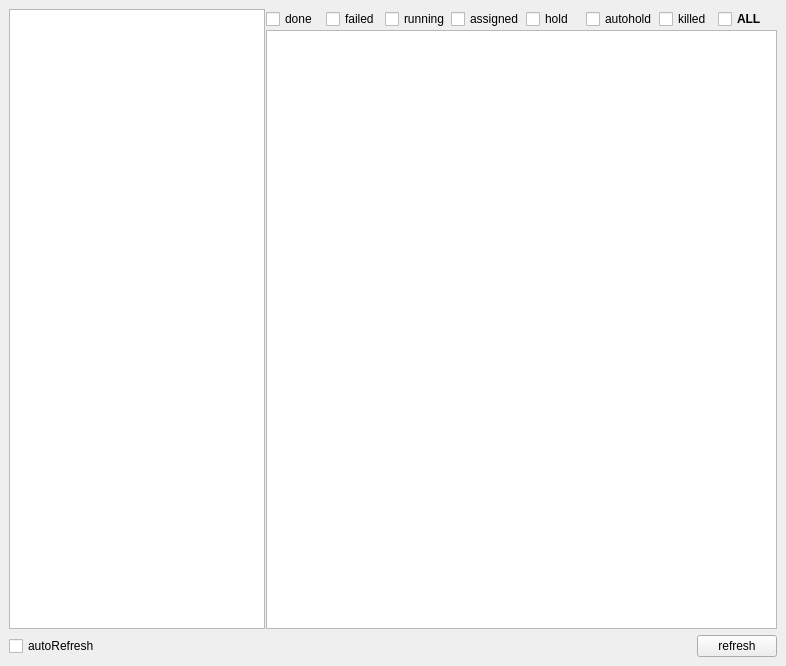
First picture: the form in rbhusUI/lib/rbhusListMod.ui, repository aumanimationstudios/rbhus, before the edit.
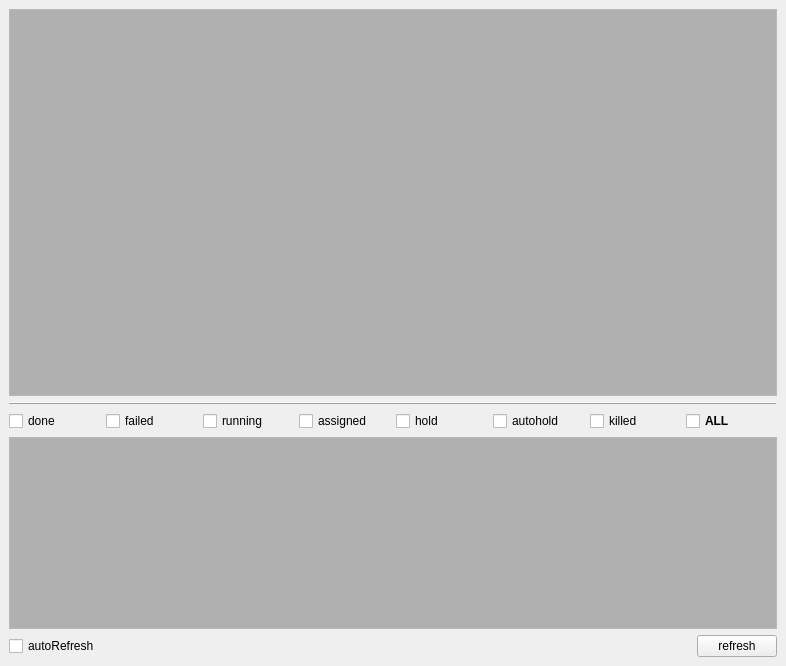
Second picture: the form after the edit.

```diff
--- a/rbhusUI/lib/rbhusListMod.ui
+++ b/rbhusUI/lib/rbhusListMod.ui
@@ -14,17 +14,139 @@
    <string>rbhusList</string>
   </property>
   <widget class="QWidget" name="centralwidget">
-   <layout class="QVBoxLayout" name="verticalLayout">
+   <layout class="QGridLayout" name="gridLayout">
+    <item row="3" column="0">
+     <widget class="QTableWidget" name="tableFrames">
+      <property name="sizePolicy">
+       <sizepolicy hsizetype="Preferred" vsizetype="Preferred">
+        <horstretch>0</horstretch>
+        <verstretch>0</verstretch>
+       </sizepolicy>
+      </property>
+      <property name="palette">
+       <palette>
+        <active>
+         <colorrole role="Base">
+          <brush brushstyle="SolidPattern">
+           <color alpha="255">
+            <red>176</red>
+            <green>176</green>
+            <blue>176</blue>
+           </color>
+          </brush>
+         </colorrole>
+        </active>
+        <inactive>
+         <colorrole role="Base">
+          <brush brushstyle="SolidPattern">
+           <color alpha="255">
+            <red>176</red>
+            <green>176</green>
+            <blue>176</blue>
+           </color>
+          </brush>
+         </colorrole>
+        </inactive>
+        <disabled>
+         <colorrole role="Base">
+          <brush brushstyle="SolidPattern">
+           <color alpha="255">
+            <red>244</red>
+            <green>244</green>
+            <blue>244</blue>
+           </color>
+          </brush>
+         </colorrole>
+        </disabled>
+       </palette>
+      </property>
+      <property name="editTriggers">
+       <set>QAbstractItemView::AnyKeyPressed|QAbstractItemView::DoubleClicked|QAbstractItemView::EditKeyPressed</set>
+      </property>
+      <property name="alternatingRowColors">
+       <bool>true</bool>
+      </property>
+      <property name="verticalScrollMode">
+       <enum>QAbstractItemView::ScrollPerPixel</enum>
+      </property>
+      <property name="horizontalScrollMode">
+       <enum>QAbstractItemView::ScrollPerPixel</enum>
+      </property>
+      <property name="sortingEnabled">
+       <bool>true</bool>
+      </property>
+     </widget>
+    </item>
+    <item row="4" column="0">
+     <layout class="QHBoxLayout" name="horizontalLayout_2">
     <item>
-     <layout class="QHBoxLayout" name="horizontalLayout" stretch="0,5">
-      <property name="spacing">
-       <number>1</number>
-      </property>
-      <property name="sizeConstraint">
-       <enum>QLayout::SetMinimumSize</enum>
-      </property>
-      <item alignment="Qt::AlignLeft">
+       <widget class="QCheckBox" name="checkRefresh">
+        <property name="text">
+         <string>autoRefresh</string>
+        </property>
+       </widget>
+      </item>
+      <item>
+       <spacer name="horizontalSpacer">
+        <property name="orientation">
+         <enum>Qt::Horizontal</enum>
+        </property>
+        <property name="sizeHint" stdset="0">
+         <size>
+          <width>40</width>
+          <height>20</height>
+         </size>
+        </property>
+       </spacer>
+      </item>
+      <item>
+       <widget class="QPushButton" name="pushRefresh">
+        <property name="text">
+         <string>refresh</string>
+        </property>
+       </widget>
+      </item>
+     </layout>
+    </item>
+    <item row="0" column="0">
        <widget class="QTableWidget" name="tableList">
+      <property name="palette">
+       <palette>
+        <active>
+         <colorrole role="Base">
+          <brush brushstyle="SolidPattern">
+           <color alpha="255">
+            <red>176</red>
+            <green>176</green>
+            <blue>176</blue>
+           </color>
+          </brush>
+         </colorrole>
+        </active>
+        <inactive>
+         <colorrole role="Base">
+          <brush brushstyle="SolidPattern">
+           <color alpha="255">
+            <red>176</red>
+            <green>176</green>
+            <blue>176</blue>
+           </color>
+          </brush>
+         </colorrole>
+        </inactive>
+        <disabled>
+         <colorrole role="Base">
+          <brush brushstyle="SolidPattern">
+           <color alpha="255">
+            <red>244</red>
+            <green>244</green>
+            <blue>244</blue>
+           </color>
+          </brush>
+         </colorrole>
+        </disabled>
+       </palette>
+      </property>
         <property name="frameShadow">
          <enum>QFrame::Raised</enum>
         </property>
@@ -57,9 +179,7 @@
         </attribute>
        </widget>
       </item>
-      <item>
-       <layout class="QVBoxLayout" name="verticalLayout_2">
-        <item>
+    <item row="2" column="0">
          <layout class="QHBoxLayout" name="horizontalLayout_3">
           <item>
            <widget class="QCheckBox" name="checkDone">
@@ -125,59 +245,61 @@
           </item>
          </layout>
         </item>
-        <item>
-         <widget class="QTableWidget" name="tableFrames">
-          <property name="editTriggers">
-           <set>QAbstractItemView::AnyKeyPressed|QAbstractItemView::DoubleClicked|QAbstractItemView::EditKeyPressed</set>
-          </property>
-          <property name="alternatingRowColors">
-           <bool>true</bool>
-          </property>
-          <property name="verticalScrollMode">
-           <enum>QAbstractItemView::ScrollPerPixel</enum>
-          </property>
-          <property name="horizontalScrollMode">
-           <enum>QAbstractItemView::ScrollPerPixel</enum>
-          </property>
-          <property name="sortingEnabled">
-           <bool>true</bool>
-          </property>
-         </widget>
-        </item>
-       </layout>
-      </item>
-     </layout>
-    </item>
-    <item>
-     <layout class="QHBoxLayout" name="horizontalLayout_2">
-      <item>
-       <widget class="QCheckBox" name="checkRefresh">
-        <property name="text">
-         <string>autoRefresh</string>
-        </property>
-       </widget>
-      </item>
-      <item>
-       <spacer name="horizontalSpacer">
+    <item row="1" column="0">
+     <widget class="Line" name="line">
+      <property name="palette">
+       <palette>
+        <active>
+         <colorrole role="Button">
+          <brush brushstyle="SolidPattern">
+           <color alpha="255">
+            <red>176</red>
+            <green>176</green>
+            <blue>176</blue>
+           </color>
+          </brush>
+         </colorrole>
+        </active>
+        <inactive>
+         <colorrole role="Button">
+          <brush brushstyle="SolidPattern">
+           <color alpha="255">
+            <red>176</red>
+            <green>176</green>
+            <blue>176</blue>
+           </color>
+          </brush>
+         </colorrole>
+        </inactive>
+        <disabled>
+         <colorrole role="Button">
+          <brush brushstyle="SolidPattern">
+           <color alpha="255">
+            <red>176</red>
+            <green>176</green>
+            <blue>176</blue>
+           </color>
+          </brush>
+         </colorrole>
+        </disabled>
+       </palette>
+      </property>
+      <property name="font">
+       <font>
+        <weight>50</weight>
+        <bold>false</bold>
+       </font>
+      </property>
+      <property name="frameShadow">
+       <enum>QFrame::Raised</enum>
+      </property>
+      <property name="lineWidth">
+       <number>1</number>
+      </property>
         <property name="orientation">
          <enum>Qt::Horizontal</enum>
         </property>
-        <property name="sizeHint" stdset="0">
-         <size>
-          <width>40</width>
-          <height>20</height>
-         </size>
-        </property>
-       </spacer>
-      </item>
-      <item>
-       <widget class="QPushButton" name="pushRefresh">
-        <property name="text">
-         <string>refresh</string>
-        </property>
-       </widget>
-      </item>
-     </layout>
+     </widget>
     </item>
    </layout>
   </widget>
```
Lines whose indentation alone changed are shown as unchanged.
